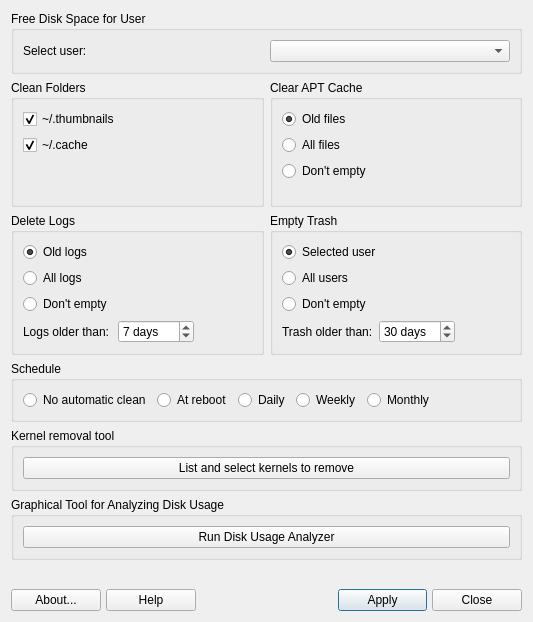
This is mainwindow.ui in MX-Linux/mx-cleanup as Qt 5 draws it before an edit. The edited form follows.
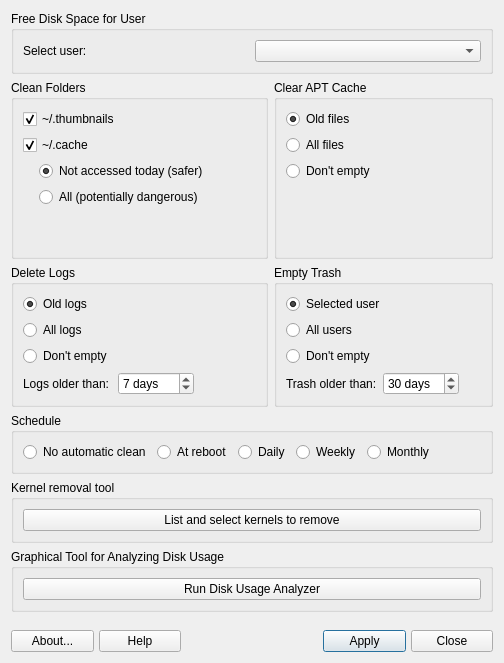
This is the edited form. Icons and pictures are not drawn.

Commit message: Add safer option for cleaning ~/.cache

What changed in the file:
```diff
--- a/mainwindow.ui
+++ b/mainwindow.ui
@@ -6,8 +6,8 @@
    <rect>
     <x>0</x>
     <y>0</y>
-    <width>533</width>
-    <height>622</height>
+    <width>504</width>
+    <height>663</height>
    </rect>
   </property>
   <property name="windowTitle">
@@ -25,8 +25,8 @@
      <property name="title">
       <string>Clean Folders</string>
      </property>
-     <layout class="QVBoxLayout" name="verticalLayout_3">
-      <item>
+     <layout class="QGridLayout" name="gridLayout_4">
+      <item row="1" column="0" colspan="4">
        <widget class="QCheckBox" name="checkThumbs">
         <property name="sizePolicy">
          <sizepolicy hsizetype="Expanding" vsizetype="Fixed">
@@ -42,23 +42,23 @@
         </property>
        </widget>
       </item>
-      <item>
-       <widget class="QCheckBox" name="checkCache">
-        <property name="sizePolicy">
-         <sizepolicy hsizetype="Expanding" vsizetype="Fixed">
-          <horstretch>0</horstretch>
-          <verstretch>0</verstretch>
-         </sizepolicy>
+      <item row="0" column="0">
+       <spacer name="horizontalSpacer_5">
+        <property name="orientation">
+         <enum>Qt::Horizontal</enum>
         </property>
-        <property name="text">
-         <string notr="true">~/.cache</string>
+        <property name="sizeType">
+         <enum>QSizePolicy::MinimumExpanding</enum>
         </property>
-        <property name="checked">
-         <bool>true</bool>
+        <property name="sizeHint" stdset="0">
+         <size>
+          <width>10</width>
+          <height>0</height>
+         </size>
         </property>
-       </widget>
+       </spacer>
       </item>
-      <item>
+      <item row="7" column="2">
        <spacer name="verticalSpacer_2">
         <property name="orientation">
          <enum>Qt::Vertical</enum>
@@ -71,6 +71,65 @@
         </property>
        </spacer>
       </item>
+      <item row="3" column="0" colspan="4">
+       <widget class="QCheckBox" name="checkCache">
+        <property name="sizePolicy">
+         <sizepolicy hsizetype="Expanding" vsizetype="Fixed">
+          <horstretch>0</horstretch>
+          <verstretch>0</verstretch>
+         </sizepolicy>
+        </property>
+        <property name="text">
+         <string notr="true">~/.cache</string>
+        </property>
+        <property name="checked">
+         <bool>true</bool>
+        </property>
+       </widget>
+      </item>
+      <item row="5" column="1">
+       <widget class="QRadioButton" name="radioAllCache">
+        <property name="text">
+         <string>All (potentially dangerous)</string>
+        </property>
+       </widget>
+      </item>
+      <item row="4" column="1">
+       <widget class="QRadioButton" name="radioSaferCache">
+        <property name="text">
+         <string>Not accessed today (safer)</string>
+        </property>
+        <property name="checked">
+         <bool>true</bool>
+        </property>
+       </widget>
+      </item>
+      <item row="0" column="1" colspan="2">
+       <spacer name="horizontalSpacer_8">
+        <property name="orientation">
+         <enum>Qt::Horizontal</enum>
+        </property>
+        <property name="sizeHint" stdset="0">
+         <size>
+          <width>40</width>
+          <height>0</height>
+         </size>
+        </property>
+       </spacer>
+      </item>
+      <item row="0" column="3">
+       <spacer name="horizontalSpacer_7">
+        <property name="orientation">
+         <enum>Qt::Horizontal</enum>
+        </property>
+        <property name="sizeHint" stdset="0">
+         <size>
+          <width>40</width>
+          <height>0</height>
+         </size>
+        </property>
+       </spacer>
+      </item>
      </layout>
     </widget>
    </item>
```
Left out of the diff: 6 changed lines with no effect on the pictures. The commit also changes 1 other file.
